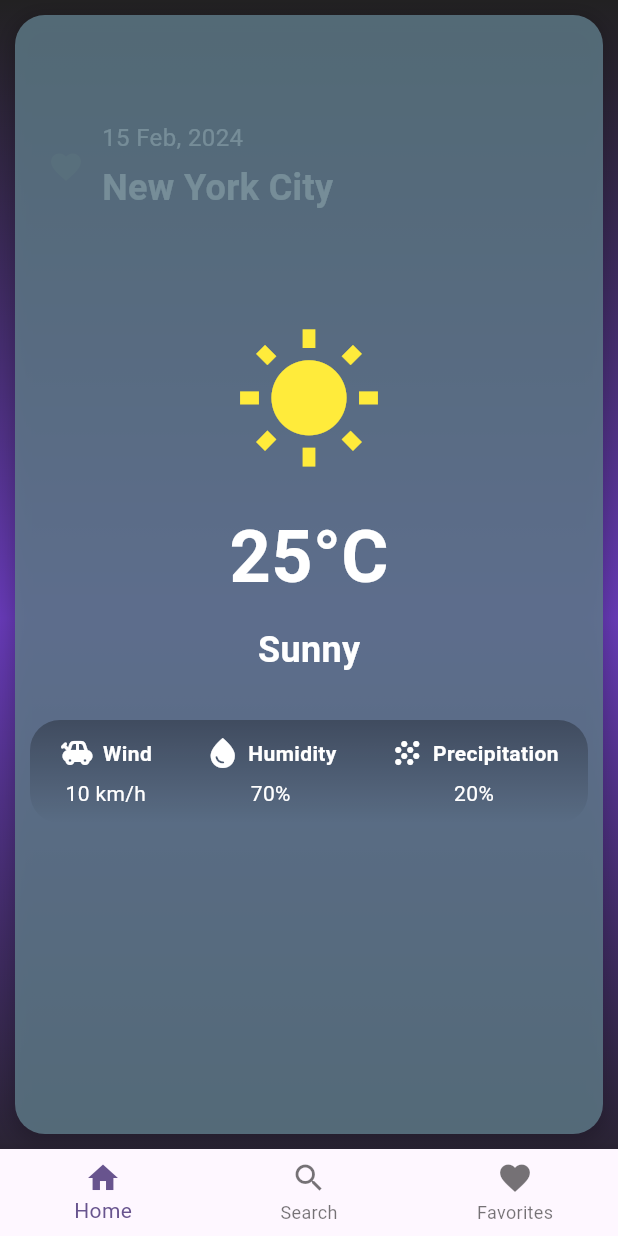
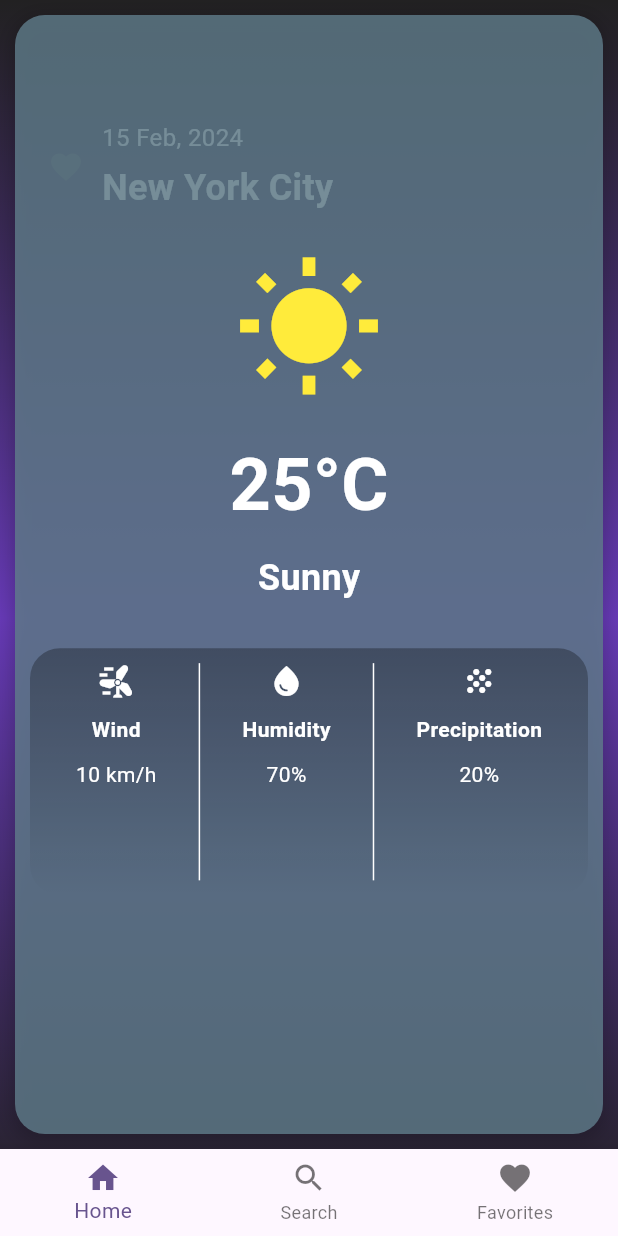
Before and after one commit to Shashank01-26/weather_firebase, a Flutter app: the WeatherScreen screen opened directly, on a phone screen of 412 x 824 dp. Run offline on Flutter 3.47's test engine with Material 3 defaults, Android fonts, the phone set to English and light mode, and no system bars; our stand-ins replace firebase_auth, firebase_core; accounts and stored records are empty; network calls fail; Roboto replaces fonts that are missing (TimesNewRoman).

```diff
--- a/lib/Utils/user_auth.dart
+++ b/lib/Utils/user_auth.dart
@@ -10,7 +10,11 @@ class UserAuth{
 
     User? user;
     try{
-      UserCredential userCredential = await auth.signInWithEmailAndPassword(email: email, password: password);
+      UserCredential userCredential = await auth.signInWithEmailAndPassword(
+          email: email,
+          password: password,
+      );
+
       user = userCredential.user;
     } on FirebaseAuthException catch(e){
       if(e.code == "user-not-found"){
--- a/lib/main.dart
+++ b/lib/main.dart
@@ -1,7 +1,9 @@
+import 'package:firebase_auth/firebase_auth.dart';
 import 'package:firebase_core/firebase_core.dart';
 import 'package:flutter/material.dart';
 import 'package:weather_assignment/firebase_options.dart';
 import 'package:weather_assignment/login_page/login_page_widget.dart';
+import 'package:weather_assignment/screens/weather_screen.dart';
 
 
 Future<void> main() async {
@@ -20,7 +22,13 @@ class MyApp extends StatefulWidget {
 }
 
 class _MyAppState extends State<MyApp> {
+  User? user;
 
+  @override
+  void initState() {
+    super.initState();
+    user = FirebaseAuth.instance.currentUser;
+  }
 
   Future<FirebaseApp> _initializeFirebase() async{
     FirebaseApp firebaseApp = await Firebase.initializeApp();
@@ -39,7 +47,7 @@ class _MyAppState extends State<MyApp> {
           future: _initializeFirebase(),
           builder: (context, snapshot){
             if(snapshot.connectionState == ConnectionState.done) {
-              return LoginPage();
+              return user != null ? const WeatherScreen() : const LoginPage() ;
             }
             return const Center(
               child: CircularProgressIndicator(),
--- a/lib/screens/weather_screen.dart
+++ b/lib/screens/weather_screen.dart
@@ -19,7 +19,7 @@ class _WeatherScreenState extends State<WeatherScreen> {
   Widget build(BuildContext context) {
     return Scaffold(
       body: Container(
-        decoration: BoxDecoration(
+        decoration: const BoxDecoration(
           gradient: LinearGradient(
             begin: Alignment.topCenter,
             end: Alignment.bottomCenter,
@@ -37,19 +37,19 @@ class _WeatherScreenState extends State<WeatherScreen> {
                 children: [
                   IconButton(
                       onPressed: (){},
-                      icon: Icon(Icons.favorite)
+                      icon: const Icon(Icons.favorite)
                   ),
                   Column(
                     crossAxisAlignment: CrossAxisAlignment.start,
                     children: [
-                      Text(
+                      const Text(
                         '15 Feb, 2024',
                         style: TextStyle(color: Colors.white, fontSize: 16),
                       ),
                       const SizedBox(height: 5),
                       Text(
                         _cityName,
-                        style: TextStyle(color: Colors.white, fontSize: 24, fontWeight: FontWeight.bold),
+                        style: const TextStyle(color: Colors.white, fontSize: 24, fontWeight: FontWeight.bold),
                       ),
                     ],
                   ),
@@ -82,17 +82,18 @@ class _WeatherScreenState extends State<WeatherScreen> {
                       children: [
                         const Icon(Icons.wb_sunny, size: 100, color: Colors.yellow),
                         const SizedBox(height: 20),
-                        Text(
+                        const Text(
                           '25°C',
                           style: TextStyle(fontSize: 48, fontWeight: FontWeight.bold, color: Colors.white),
                         ),
                         const SizedBox(height: 10),
                         Text(
                           _weatherCondition,
-                          style: TextStyle(fontSize: 24, fontWeight: FontWeight.bold, color: Colors.white),
+                          style: const TextStyle(fontSize: 24, fontWeight: FontWeight.bold, color: Colors.white),
                         ),
                         const SizedBox(height: 30),
                         Container(
+                          height: MediaQuery.sizeOf(context).height * 0.20,
                           padding: const EdgeInsets.all(10),
                           decoration: BoxDecoration(
                             gradient: LinearGradient(
@@ -105,7 +106,7 @@ class _WeatherScreenState extends State<WeatherScreen> {
                           child: Row(
                             mainAxisAlignment: MainAxisAlignment.spaceEvenly,
                             children: [
-                              _buildWeatherDetail('Wind', '10 km/h', Icons.toys),
+                              _buildWeatherDetail('Wind', '10 km/h', Icons.wind_power),
                               const VerticalDivider(color: Colors.white),
                               _buildWeatherDetail('Humidity', '70%', Icons.water_drop),
                               const VerticalDivider(color: Colors.white),
@@ -119,7 +120,7 @@ class _WeatherScreenState extends State<WeatherScreen> {
                 ),
                 Container(
                   decoration: BoxDecoration(
-                    gradient: LinearGradient(
+                    gradient: const LinearGradient(
                       begin: Alignment.topCenter,
                       end: Alignment.bottomCenter,
                       colors: [Colors.blue, Colors.deepPurple],
@@ -161,20 +162,21 @@ class _WeatherScreenState extends State<WeatherScreen> {
   Widget _buildWeatherDetail(String title, String value, IconData icon) {
     return Column(
       children: [
-        Row(
-          children: [
-            Icon(icon, color: Colors.white),
-            const SizedBox(width: 5),
-            Text(
-              title,
-              style: TextStyle(color: Colors.white, fontWeight: FontWeight.bold),
-            ),
-          ],
+        Icon(icon, color: Colors.white),
+        const SizedBox(height: 10),
+        Text(
+          title,
+          style: const TextStyle(
+              color: Colors.white,
+              fontWeight: FontWeight.bold,
+              decorationStyle: TextDecorationStyle.dashed,
+              fontFamily: 'TimesNewRoman',
+          ),
         ),
-        const SizedBox(height: 5),
+        const SizedBox(height: 10),
         Text(
           value,
-          style: TextStyle(color: Colors.white),
+          style: const TextStyle(color: Colors.white),
         ),
       ],
     );
```
